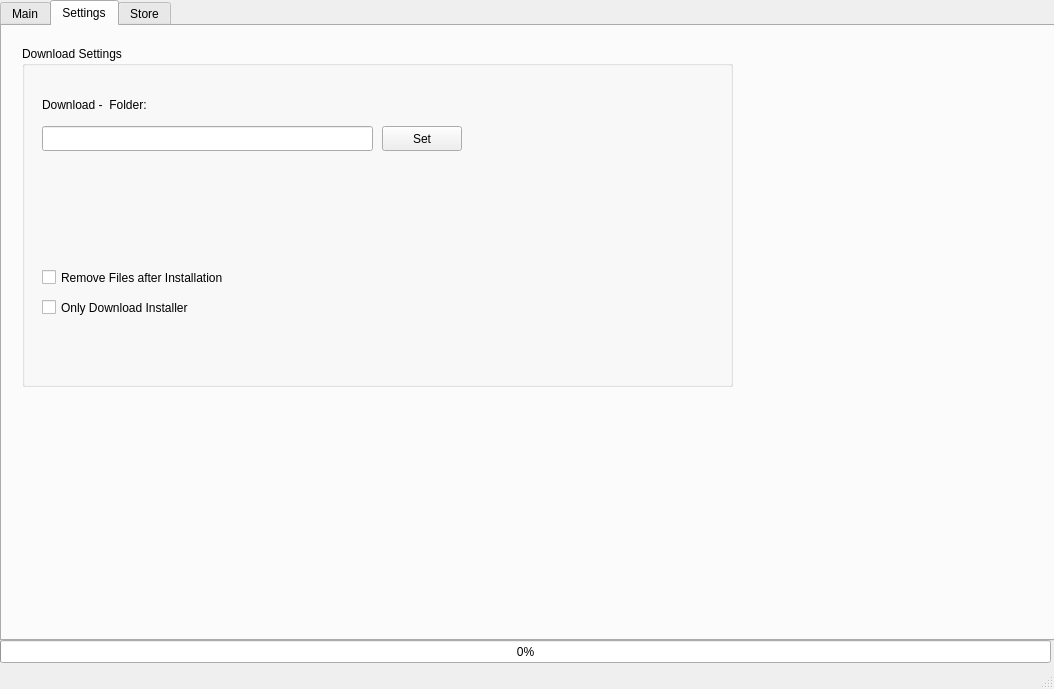
Above: GUI/mainui/form.ui from blackzspace-de-Software-Store/Python-Software-Store before the change. Below: the same form after it.
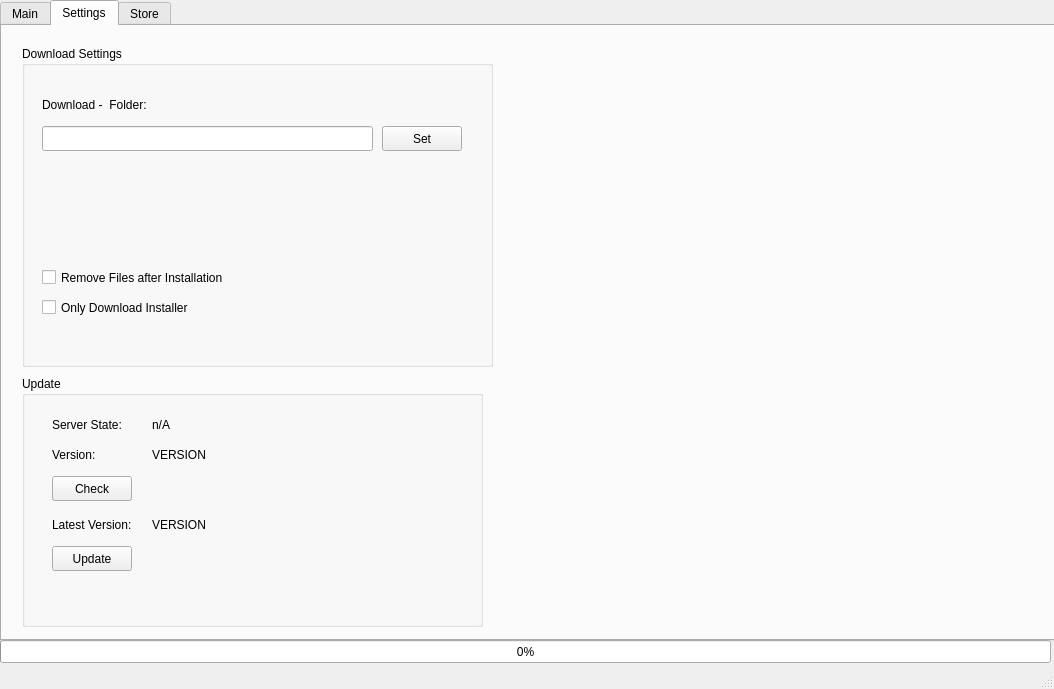
That is the form after the change. The open tabs and pages were chosen to show the change. Icons and pictures are not drawn.

```diff
--- a/GUI/mainui/form.ui
+++ b/GUI/mainui/form.ui
@@ -44,8 +44,8 @@
        <rect>
         <x>20</x>
         <y>20</y>
-        <width>711</width>
-        <height>341</height>
+        <width>471</width>
+        <height>321</height>
        </rect>
       </property>
       <property name="title">
@@ -114,6 +114,123 @@
        </property>
       </widget>
      </widget>
+     <widget class="QGroupBox" name="groupBox_check_Updates">
+      <property name="geometry">
+       <rect>
+        <x>20</x>
+        <y>350</y>
+        <width>461</width>
+        <height>251</height>
+       </rect>
+      </property>
+      <property name="title">
+       <string>Update</string>
+      </property>
+      <widget class="QPushButton" name="check_Button">
+       <property name="geometry">
+        <rect>
+         <x>30</x>
+         <y>100</y>
+         <width>80</width>
+         <height>25</height>
+        </rect>
+       </property>
+       <property name="text">
+        <string>Check</string>
+       </property>
+      </widget>
+      <widget class="QPushButton" name="update_Button">
+       <property name="geometry">
+        <rect>
+         <x>30</x>
+         <y>170</y>
+         <width>80</width>
+         <height>25</height>
+        </rect>
+       </property>
+       <property name="text">
+        <string>Update</string>
+       </property>
+      </widget>
+      <widget class="QLabel" name="label_server_state">
+       <property name="geometry">
+        <rect>
+         <x>30</x>
+         <y>40</y>
+         <width>81</width>
+         <height>17</height>
+        </rect>
+       </property>
+       <property name="text">
+        <string>Server State:</string>
+       </property>
+      </widget>
+      <widget class="QLabel" name="STATE">
+       <property name="geometry">
+        <rect>
+         <x>130</x>
+         <y>40</y>
+         <width>81</width>
+         <height>17</height>
+        </rect>
+       </property>
+       <property name="text">
+        <string>n/A</string>
+       </property>
+      </widget>
+      <widget class="QLabel" name="label_version">
+       <property name="geometry">
+        <rect>
+         <x>30</x>
+         <y>70</y>
+         <width>81</width>
+         <height>17</height>
+        </rect>
+       </property>
+       <property name="text">
+        <string>Version:</string>
+       </property>
+      </widget>
+      <widget class="QLabel" name="VERSION">
+       <property name="geometry">
+        <rect>
+         <x>130</x>
+         <y>70</y>
+         <width>81</width>
+         <height>17</height>
+        </rect>
+       </property>
+       <property name="text">
+        <string>VERSION</string>
+       </property>
+      </widget>
+      <widget class="QLabel" name="label_version_latest">
+       <property name="geometry">
+        <rect>
+         <x>30</x>
+         <y>140</y>
+         <width>91</width>
+         <height>17</height>
+        </rect>
+       </property>
+       <property name="text">
+        <string>Latest Version:</string>
+       </property>
+      </widget>
+      <widget class="QLabel" name="VERSION_LATEST">
+       <property name="geometry">
+        <rect>
+         <x>130</x>
+         <y>140</y>
+         <width>81</width>
+         <height>17</height>
+        </rect>
+       </property>
+       <property name="text">
+        <string>VERSION</string>
+       </property>
+      </widget>
+     </widget>
     </widget>
     <widget class="QWidget" name="tab_store">
      <attribute name="title">
```
Left out of the diff: 2 changed lines with no effect on the pictures.
